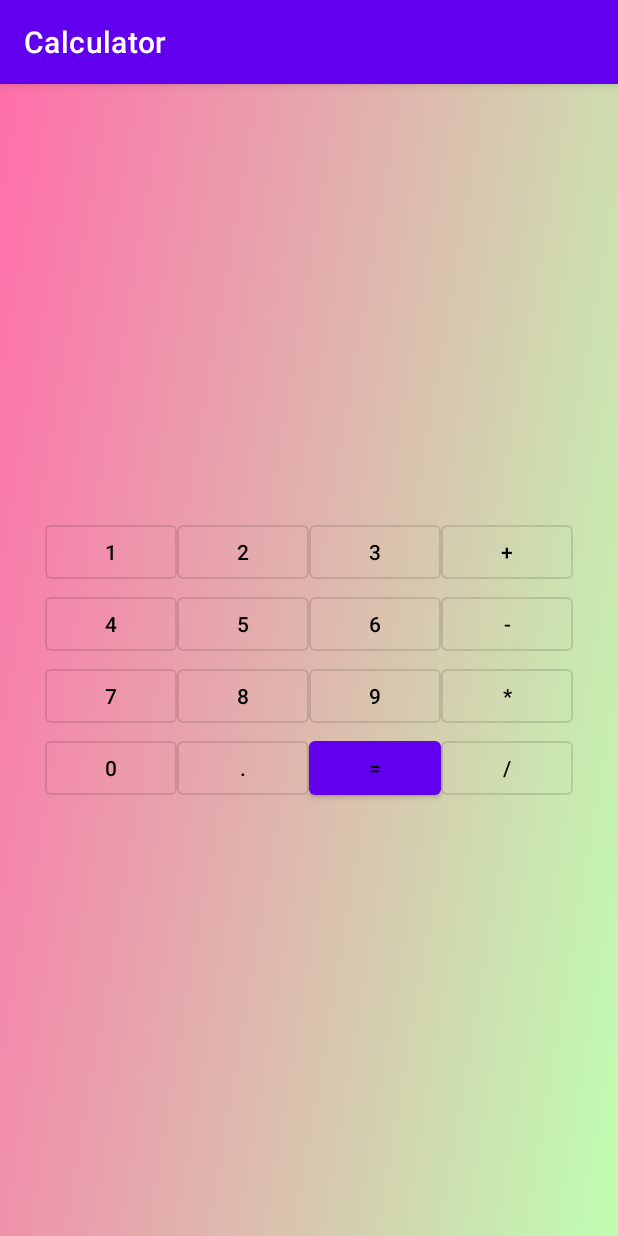
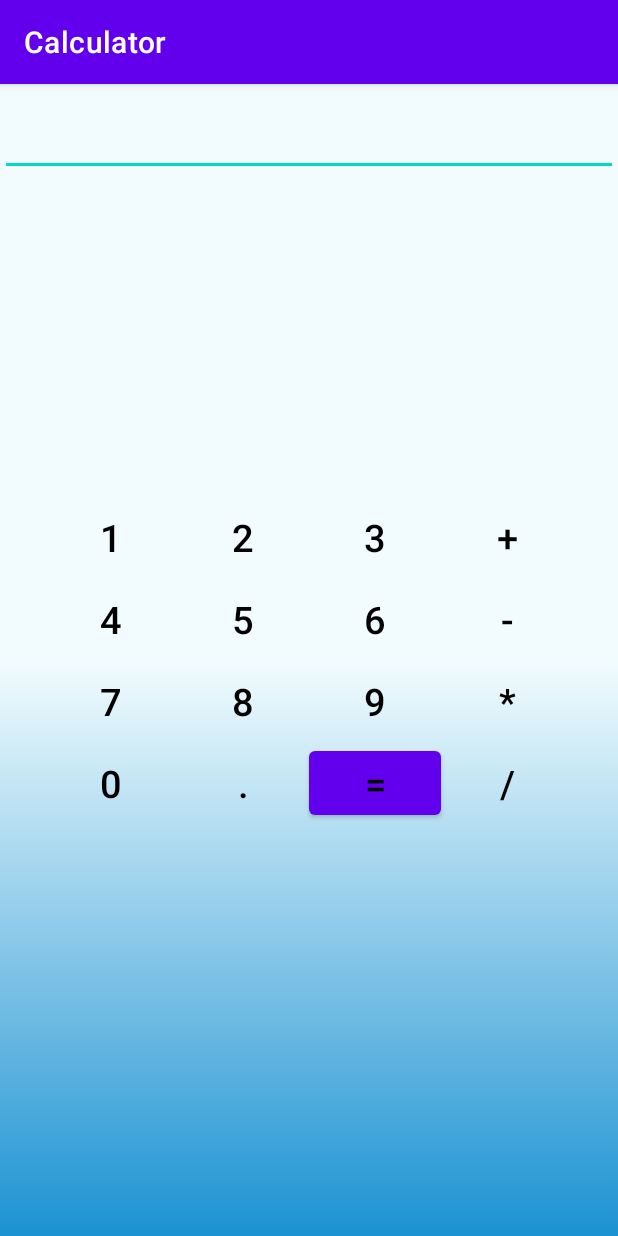
Before and after one commit to DenZoHunter/Calculator, an Android app: the screen it shows after launch (MainActivity), on a phone screen of 412 x 824 dp. Run offline under Robolectric (Android 15) with nearby library versions, the phone set to English and light mode, and no system bars.

Commit message:
refactor main layout

```diff
--- /dev/null
+++ b/app/src/main/res/drawable/gradient_background.xml
@@ -0,0 +1,12 @@
+<?xml version="1.0" encoding="utf-8"?>
+<shape xmlns:android="http://schemas.android.com/apk/res/android"
+    android:shape="rectangle" >
+
+  <gradient
+      android:angle="90"
+      android:endColor="#f2fcfe"
+      android:centerColor="#f2fcfe"
+      android:startColor="#1c92d2"
+      android:type="linear" />
+
+</shape>
--- a/app/src/main/res/drawable/ic_gradient_01.xml
+++ /dev/null
@@ -1,25 +0,0 @@
-<vector xmlns:android="http://schemas.android.com/apk/res/android"
-    xmlns:aapt="http://schemas.android.com/aapt"
-    android:width="1920dp"
-    android:height="1080dp"
-    android:viewportWidth="1920"
-    android:viewportHeight="1080">
-  <group>
-    <clip-path
-        android:pathData="M0,0h1920v1080h-1920z"/>
-    <path
-        android:pathData="M0,0L1920,0L1920,1080L0,1080L0,0Z">
-      <aapt:attr name="android:fillColor">
-        <gradient
-            android:startY="-6.5686455"
-            android:startX="-26.812931"
-            android:endY="1080"
-            android:endX="1920"
-            android:type="linear">
-          <item android:offset="0.017391304" android:color="#FFFF6FAA"/>
-          <item android:offset="1" android:color="#FFBFFFB1"/>
-        </gradient>
-      </aapt:attr>
-    </path>
-  </group>
-</vector>
--- a/app/src/main/res/layout/activity_calc_grid.xml
+++ b/app/src/main/res/layout/activity_calc_grid.xml
@@ -8,129 +8,145 @@
 
     <Button
         android:id="@+id/btn1"
-        style="?attr/materialButtonOutlinedStyle"
+        style="@style/Widget.AppCompat.Button.Borderless"
         android:layout_width="wrap_content"
         android:layout_height="wrap_content"
         android:text="@string/button1"
-        android:textColor="@color/black" />
+        android:textColor="@color/black"
+        android:textSize="25sp" />
 
     <Button
         android:id="@+id/btn2"
-        style="?attr/materialButtonOutlinedStyle"
+        style="@style/Widget.AppCompat.Button.Borderless"
         android:layout_width="wrap_content"
         android:layout_height="wrap_content"
         android:text="@string/button2"
-        android:textColor="@color/black" />
+        android:textColor="@color/black"
+        android:textSize="25sp" />
 
     <Button
         android:id="@+id/btn3"
-        style="?attr/materialButtonOutlinedStyle"
+        style="@style/Widget.AppCompat.Button.Borderless"
         android:layout_width="wrap_content"
         android:layout_height="wrap_content"
         android:text="@string/button3"
-        android:textColor="@color/black" />
+        android:textColor="@color/black"
+        android:textSize="25sp" />
 
     <Button
         android:id="@+id/btn_plus"
-        style="?attr/materialButtonOutlinedStyle"
+        style="@style/Widget.AppCompat.Button.Borderless"
         android:layout_width="wrap_content"
         android:layout_height="wrap_content"
         android:text="@string/button_plus"
-        android:textColor="@color/black" />
+        android:textColor="@color/black"
+        android:textSize="25sp" />
 
     <Button
         android:id="@+id/btn4"
-        style="?attr/materialButtonOutlinedStyle"
+        style="@style/Widget.AppCompat.Button.Borderless"
         android:layout_width="wrap_content"
         android:layout_height="wrap_content"
         android:text="@string/button4"
-        android:textColor="@color/black" />
+        android:textColor="@color/black"
+        android:textSize="25sp" />
 
     <Button
         android:id="@+id/btn5"
-        style="?attr/materialButtonOutlinedStyle"
+        style="@style/Widget.AppCompat.Button.Borderless"
         android:layout_width="wrap_content"
         android:layout_height="wrap_content"
         android:text="@string/button5"
-        android:textColor="@color/black" />
+        android:textColor="@color/black"
+        android:textSize="25sp" />
 
     <Button
         android:id="@+id/btn6"
-        style="?attr/materialButtonOutlinedStyle"
+        style="@style/Widget.AppCompat.Button.Borderless"
         android:layout_width="wrap_content"
         android:layout_height="wrap_content"
         android:text="@string/button6"
-        android:textColor="@color/black" />
+        android:textColor="@color/black"
+        android:textSize="25sp" />
 
     <Button
         android:id="@+id/btn_minus"
-        style="?attr/materialButtonOutlinedStyle"
+        style="@style/Widget.AppCompat.Button.Borderless"
         android:layout_width="wrap_content"
         android:layout_height="wrap_content"
         android:text="@string/button_minus"
-        android:textColor="@color/black" />
+        android:textColor="@color/black"
+        android:textSize="25sp" />
 
     <Button
         android:id="@+id/btn7"
-        style="?attr/materialButtonOutlinedStyle"
+        style="@style/Widget.AppCompat.Button.Borderless"
         android:layout_width="wrap_content"
         android:layout_height="wrap_content"
         android:text="@string/button7"
-        android:textColor="@color/black" />
+        android:textColor="@color/black"
+        android:textSize="25sp" />
 
     <Button
         android:id="@+id/btn8"
-        style="?attr/materialButtonOutlinedStyle"
+        style="@style/Widget.AppCompat.Button.Borderless"
         android:layout_width="wrap_content"
         android:layout_height="wrap_content"
         android:text="@string/button8"
-        android:textColor="@color/black" />
+        android:textColor="@color/black"
+        android:textSize="25sp" />
 
     <Button
         android:id="@+id/btn9"
-        style="?attr/materialButtonOutlinedStyle"
+        style="@style/Widget.AppCompat.Button.Borderless"
         android:layout_width="wrap_content"
         android:layout_height="wrap_content"
         android:text="@string/button9"
-        android:textColor="@color/black" />
+        android:textColor="@color/black"
+        android:textSize="25sp" />
 
     <Button
         android:id="@+id/btn_multiply"
-        style="?attr/materialButtonOutlinedStyle"
+        style="@style/Widget.AppCompat.Button.Borderless"
         android:layout_width="wrap_content"
         android:layout_height="wrap_content"
         android:text="@string/button_multiply"
-        android:textColor="@color/black" />
+        android:textColor="@color/black"
+        android:textSize="25sp" />
 
     <Button
         android:id="@+id/btn0"
-        style="?attr/materialButtonOutlinedStyle"
+        style="@style/Widget.AppCompat.Button.Borderless"
         android:layout_width="wrap_content"
         android:layout_height="wrap_content"
         android:text="@string/button0"
-        android:textColor="@color/black" />
+        android:textColor="@color/black"
+        android:textSize="25sp" />
 
     <Button
         android:id="@+id/btn_dot"
-        style="?attr/materialButtonOutlinedStyle"
+        style="@style/Widget.AppCompat.Button.Borderless"
         android:layout_width="wrap_content"
         android:layout_height="wrap_content"
         android:text="@string/button_dot"
-        android:textColor="@color/black" />
+        android:textColor="@color/black"
+        android:textSize="25sp" />
 
     <Button
         android:id="@+id/btn_equal"
         android:layout_width="wrap_content"
         android:layout_height="wrap_content"
         android:text="@string/button_equal"
-        android:textColor="@color/black" />
+        android:textColor="@color/black"
+        android:textSize="25sp" />
 
     <Button
         android:id="@+id/btn_split"
-        style="?attr/materialButtonOutlinedStyle"
+        style="@style/Widget.AppCompat.Button.Borderless"
         android:layout_width="wrap_content"
         android:layout_height="wrap_content"
-        android:text="@string/button_split"
-        android:textColor="@color/black" />
+        android:text="@string/button_div"
+        android:textColor="@color/black"
+        android:textSize="25sp" />
 
 </GridLayout>
--- a/app/src/main/res/layout/activity_main.xml
+++ b/app/src/main/res/layout/activity_main.xml
@@ -2,9 +2,27 @@
 
 <androidx.constraintlayout.widget.ConstraintLayout xmlns:android="http://schemas.android.com/apk/res/android"
     xmlns:app="http://schemas.android.com/apk/res-auto"
+    xmlns:tools="http://schemas.android.com/tools"
     android:layout_width="match_parent"
     android:layout_height="match_parent"
-    android:background="@drawable/ic_gradient_01">
+    android:background="@drawable/gradient_background">
+
+    <EditText
+        android:id="@+id/editText"
+        android:layout_width="match_parent"
+        android:layout_height="wrap_content"
+        android:textSize="30sp"
+        app:layout_constraintStart_toStartOf="parent"
+        app:layout_constraintTop_toTopOf="parent" />
+
+    <TextView
+        android:id="@+id/infoTextView"
+        android:layout_width="match_parent"
+        android:layout_height="wrap_content"
+        android:textSize="30sp"
+        app:layout_constraintStart_toStartOf="parent"
+        app:layout_constraintTop_toBottomOf="@+id/editText" />
+
 
     <include
         android:id="@+id/buttonPanel"
@@ -16,4 +34,5 @@
         app:layout_constraintRight_toRightOf="parent"
         app:layout_constraintTop_toTopOf="parent" />
 
+
 </androidx.constraintlayout.widget.ConstraintLayout>
--- a/app/src/main/res/values/strings.xml
+++ b/app/src/main/res/values/strings.xml
@@ -14,7 +14,7 @@
     <string name="button_plus">+</string>
     <string name="button_minus">-</string>
     <string name="button_multiply">*</string>
-    <string name="button_split">/</string>
+    <string name="button_div">/</string>
     <string name="button_equal">=</string>
 
 
```
Also changed, not shown: 1 other file.
